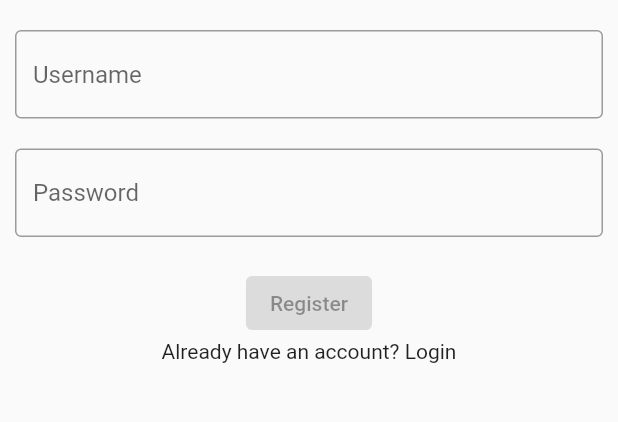
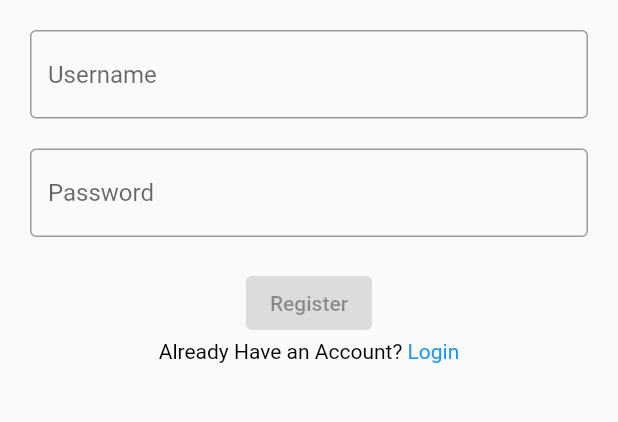
Before and after one commit to SubHans/MobileControllerFlutter, a Flutter app: the RegisterPage screen opened directly, on a phone screen of 412 x 824 dp, the part 495-917 px from its top. Run offline on Flutter 3.47's test engine with Material 2 defaults, Android fonts, the light colour scheme and no system bars.

Commit message:
fixing login and register page

```diff
--- a/lib/register_page.dart
+++ b/lib/register_page.dart
@@ -9,12 +9,12 @@ class RegisterPage extends StatelessWidget {
     return Scaffold(
       body: SafeArea(
         child: Container(
-          margin: EdgeInsets.all(10),
+          margin: EdgeInsets.all(20),
           child: Column(
             children: <Widget>[
               Container(
                 margin: EdgeInsets.only(
-                  top: 120,
+                  top: 110,
                 ),
                 child: Image.asset(
                   'images/logo.png',
@@ -58,10 +58,23 @@ class RegisterPage extends StatelessWidget {
                     )
                   );
                 },
-                child: Text(
-                  'Already have an account? Login'
+                child: RichText(
+                  text: TextSpan(
+                    text: 'Already Have an Account? ',
+                    style: TextStyle(
+                      color : Colors.black,
+                    ),
+                    children: const <TextSpan>[
+                      TextSpan(
+                        text: 'Login',
+                        style: TextStyle(
+                          color : Colors.blue,
+                        ),
+                      ),
+                    ],
                   ),
                 ),
+              ),
             ],
           ),
         ),
```
Also changed, not shown: lib/login_page.dart (+18 -5 lines).
